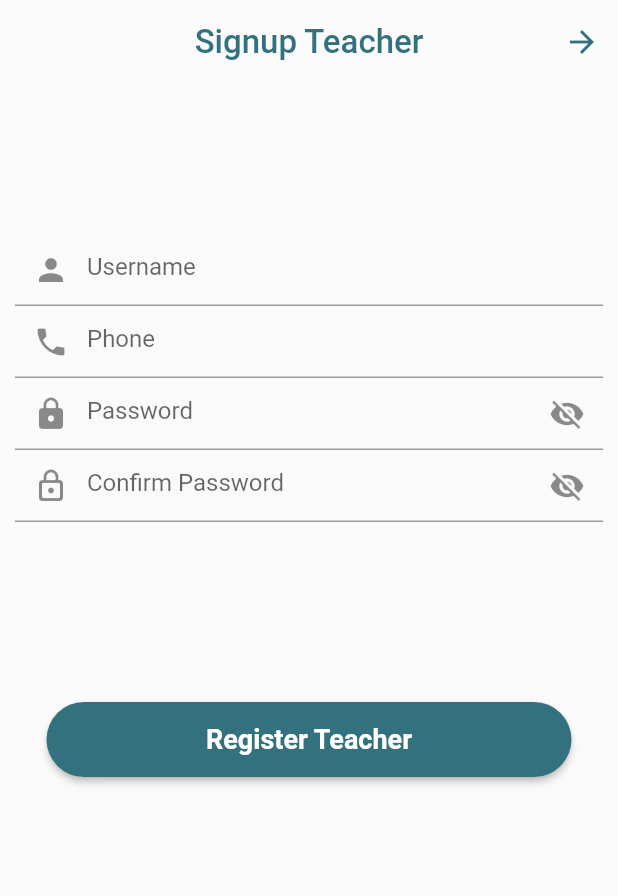
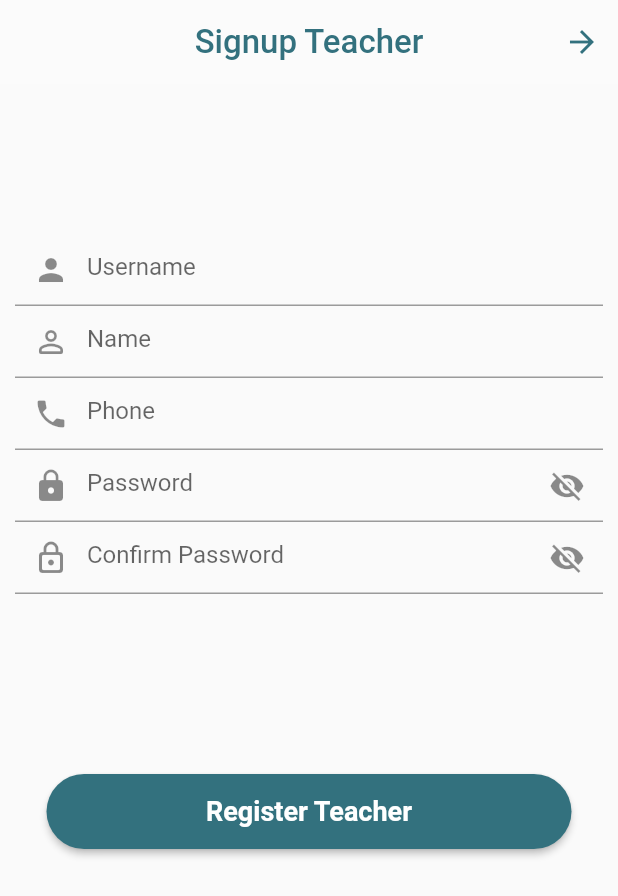
Before and after one commit to RegisSalesRA/django_flutter_college, a Flutter app: the screen it shows after launch, after a tap on "Login", after a tap on "Sign up", after a tap on "Register Teacher", on a phone screen of 412 x 824 dp. Shown: the top 896 px of the screen. Run offline on Flutter 3.47's test engine with Material 2 defaults, Android fonts, the phone set to English and light mode, and no system bars; our stand-ins replace dio, flutter_secure_storage, fluttertoast.

Commit message:
texfield name to teacher and clean fields login

```diff
--- a/client_flutter/lib/data/repository/login_data_repository.dart
+++ b/client_flutter/lib/data/repository/login_data_repository.dart
@@ -19,6 +19,11 @@ class LoginRepository {
   final ValueNotifier<bool> isLoading = ValueNotifier<bool>(false);
   final storage = const FlutterSecureStorage();
 
+  clearFields() {
+    usernameController.clear();
+    passwordController.clear();
+  }
+
   Future onSave(context) async {
     isLoading.value = !isLoading.value;
     if (formKeyLogin.currentState!.validate()) {
@@ -30,6 +35,7 @@ class LoginRepository {
 
       if (result!.containsKey('success')) {
         await Future.delayed(const Duration(seconds: 3));
+        clearFields();
         Navigator.pushReplacementNamed(context, Routes.home);
       }
       if (result.containsKey('error')) {
@@ -44,6 +50,7 @@ class LoginRepository {
             fontSize: 16.0);
       }
     }
+
     isLoading.value = !isLoading.value;
   }
 }
--- a/client_flutter/lib/data/repository/register_data_repository.dart
+++ b/client_flutter/lib/data/repository/register_data_repository.dart
@@ -39,6 +39,7 @@ class RegisterDataRepository {
         "username": usernameController.text,
         "phone": phoneController.text,
         "password": passwordController.text,
+        "name": nameController.text,
         "password2": password2Controller.text,
       };
       var result = await registerTeacher(data);
--- a/client_flutter/lib/presentation/signup/widgets/signup_teacher.dart
+++ b/client_flutter/lib/presentation/signup/widgets/signup_teacher.dart
@@ -56,6 +56,16 @@ class _SignUpTeacherState extends State<SignUpTeacher> with ValidationMixin {
                   decoration: const InputDecoration(
                       prefixIcon: Icon(Icons.person), hintText: 'Username'),
                   validator: inputCanNotBeEmptyOrNull,
+                ),
+              ),
+              Padding(
+                padding: const EdgeInsets.symmetric(horizontal: 10),
+                child: TextFormField(
+                  controller: registerData.nameController,
+                  decoration: const InputDecoration(
+                      prefixIcon: Icon(Icons.person_outline_rounded),
+                      hintText: 'Name'),
+                  validator: nameValid,
                 ),
               ),
               Padding(
```
